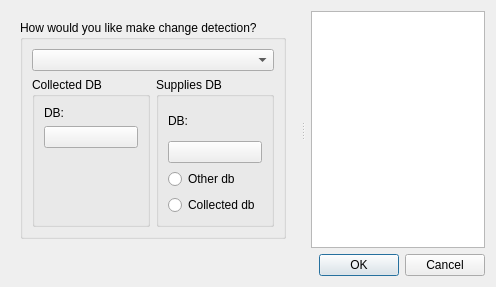
Before: the Qt Designer form asistente_ladm_col/ui/change_detection/dlg_change_detection_settings.ui in SwissTierrasColombia/Asistente-LADM-COL, drawn with Qt 5.
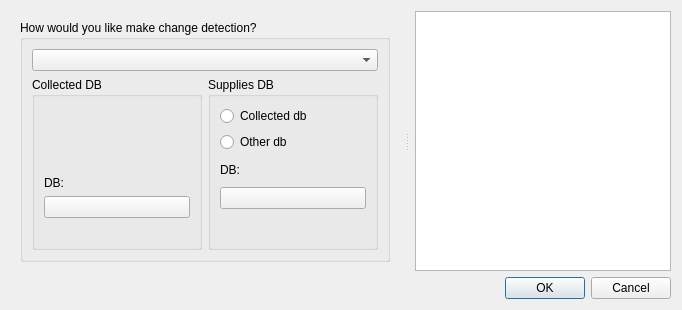
After: the same form once the commit is applied. Icons and pictures are not drawn.

Commit message: Change detection settings dialog was created

```diff
--- a/asistente_ladm_col/ui/change_detection/dlg_change_detection_settings.ui
+++ b/asistente_ladm_col/ui/change_detection/dlg_change_detection_settings.ui
@@ -6,14 +6,24 @@
    <rect>
     <x>0</x>
     <y>0</y>
-    <width>496</width>
-    <height>287</height>
+    <width>682</width>
+    <height>310</height>
    </rect>
   </property>
   <property name="windowTitle">
    <string>Change Detection Settings</string>
   </property>
   <layout class="QGridLayout" name="gridLayout">
+   <item row="1" column="0">
+    <widget class="QDialogButtonBox" name="buttonBox">
+     <property name="orientation">
+      <enum>Qt::Horizontal</enum>
+     </property>
+     <property name="standardButtons">
+      <set>QDialogButtonBox::Cancel|QDialogButtonBox::Ok</set>
+     </property>
+    </widget>
+   </item>
    <item row="0" column="0">
     <widget class="QSplitter" name="splitter">
      <property name="sizePolicy">
@@ -30,11 +40,17 @@
      </property>
      <widget class="QFrame" name="frame">
       <property name="sizePolicy">
-       <sizepolicy hsizetype="Expanding" vsizetype="Expanding">
+       <sizepolicy hsizetype="Fixed" vsizetype="Fixed">
         <horstretch>2</horstretch>
         <verstretch>0</verstretch>
        </sizepolicy>
       </property>
+      <property name="maximumSize">
+       <size>
+        <width>450</width>
+        <height>450</height>
+       </size>
+      </property>
       <layout class="QGridLayout" name="gridLayout_4">
        <item row="0" column="0">
         <widget class="QGroupBox" name="gbx_page1">
@@ -58,35 +74,6 @@
                  <string>Collected DB</string>
                 </property>
                 <layout class="QVBoxLayout" name="verticalLayout_2">
-                 <item>
-                  <layout class="QHBoxLayout" name="horizontalLayout">
-                   <item>
-                    <widget class="QLabel" name="label_3">
-                     <property name="text">
-                      <string>DB:</string>
-                     </property>
-                    </widget>
-                   </item>
-                   <item>
-                    <widget class="QLabel" name="db_collected_connect_label">
-                     <property name="text">
-                      <string/>
-                     </property>
-                    </widget>
-                   </item>
-                  </layout>
-                 </item>
-                 <item>
-                  <widget class="QPushButton" name="btn_collected_db">
-                   <property name="text">
-                    <string/>
-                   </property>
-                   <property name="icon">
-                    <iconset>
-                     <normaloff>:/Asistente-LADM_COL/resources/images/db_edit.svg</normaloff>:/Asistente-LADM_COL/resources/images/db_edit.svg</iconset>
-                   </property>
-                  </widget>
-                 </item>
                  <item>
                   <spacer name="verticalSpacer">
                    <property name="orientation">
@@ -100,6 +87,60 @@
                    </property>
                   </spacer>
                  </item>
+                 <item>
+                  <layout class="QGridLayout" name="gridLayout_5">
+                   <item row="0" column="1">
+                    <widget class="QLabel" name="db_collected_connect_label">
+                     <property name="text">
+                      <string/>
+                     </property>
+                     <property name="wordWrap">
+                      <bool>true</bool>
+                     </property>
+                    </widget>
+                   </item>
+                   <item row="0" column="0">
+                    <widget class="QLabel" name="label_3">
+                     <property name="sizePolicy">
+                      <sizepolicy hsizetype="Fixed" vsizetype="Preferred">
+                       <horstretch>0</horstretch>
+                       <verstretch>0</verstretch>
+                      </sizepolicy>
+                     </property>
+                     <property name="text">
+                      <string>DB:</string>
+                     </property>
+                    </widget>
+                   </item>
+                  </layout>
+                 </item>
+                 <item>
+                  <widget class="QPushButton" name="btn_collected_db">
+                   <property name="text">
+                    <string/>
+                   </property>
+                   <property name="icon">
+                    <iconset>
+                     <normaloff>:/Asistente-LADM_COL/resources/images/db_edit.svg</normaloff>:/Asistente-LADM_COL/resources/images/db_edit.svg</iconset>
+                   </property>
+                  </widget>
+                 </item>
+                 <item>
+                  <widget class="QLabel" name="lb_msg_collected">
+                   <property name="font">
+                    <font>
+                     <weight>50</weight>
+                     <bold>false</bold>
+                    </font>
+                   </property>
+                   <property name="text">
+                    <string/>
+                   </property>
+                   <property name="wordWrap">
+                    <bool>true</bool>
+                   </property>
+                  </widget>
+                 </item>
                 </layout>
                </widget>
               </item>
@@ -114,19 +155,42 @@
                 </property>
                 <layout class="QVBoxLayout" name="verticalLayout">
                  <item>
-                  <layout class="QHBoxLayout" name="horizontalLayout_6">
-                   <item>
+                  <widget class="QRadioButton" name="radio_button_same_db">
+                   <property name="text">
+                    <string>Collected db</string>
+                   </property>
+                  </widget>
+                 </item>
+                 <item>
+                  <widget class="QRadioButton" name="radio_button_other_db">
+                   <property name="text">
+                    <string>Other db</string>
+                   </property>
+                  </widget>
+                 </item>
+                 <item>
+                  <layout class="QGridLayout" name="gridLayout_7">
+                   <item row="0" column="0">
                     <widget class="QLabel" name="label_4">
+                     <property name="sizePolicy">
+                      <sizepolicy hsizetype="Fixed" vsizetype="Preferred">
+                       <horstretch>0</horstretch>
+                       <verstretch>0</verstretch>
+                      </sizepolicy>
+                     </property>
                      <property name="text">
                       <string>DB:</string>
                      </property>
                     </widget>
                    </item>
-                   <item>
+                   <item row="0" column="1">
                     <widget class="QLabel" name="db_supplies_connect_label">
                      <property name="text">
                       <string/>
                      </property>
+                     <property name="wordWrap">
+                      <bool>true</bool>
+                     </property>
                     </widget>
                    </item>
                   </layout>
@@ -143,16 +207,18 @@
                   </widget>
                  </item>
                  <item>
-                  <widget class="QRadioButton" name="radio_button_other_db">
-                   <property name="text">
-                    <string>Other db</string>
+                  <widget class="QLabel" name="lb_msg_supplies">
+                   <property name="font">
+                    <font>
+                     <weight>50</weight>
+                     <bold>false</bold>
+                    </font>
                    </property>
-                  </widget>
-                 </item>
-                 <item>
-                  <widget class="QRadioButton" name="radio_button_same_db">
                    <property name="text">
-                    <string>Collected db</string>
+                    <string/>
+                   </property>
+                   <property name="wordWrap">
+                    <bool>true</bool>
                    </property>
                   </widget>
                  </item>
@@ -171,13 +237,19 @@
        </item>
       </layout>
      </widget>
-     <widget class="QTextBrowser" name="txt_help_page_1">
+     <widget class="QTextBrowser" name="txt_help_page">
       <property name="sizePolicy">
-       <sizepolicy hsizetype="Expanding" vsizetype="Expanding">
+       <sizepolicy hsizetype="MinimumExpanding" vsizetype="Preferred">
         <horstretch>0</horstretch>
         <verstretch>0</verstretch>
        </sizepolicy>
       </property>
+      <property name="minimumSize">
+       <size>
+        <width>200</width>
+        <height>0</height>
+       </size>
+      </property>
       <property name="accessibleName">
        <string/>
       </property>
@@ -187,29 +259,6 @@
      </widget>
     </widget>
    </item>
-   <item row="1" column="0">
-    <widget class="QDialogButtonBox" name="buttonBox">
-     <property name="orientation">
-      <enum>Qt::Horizontal</enum>
-     </property>
-     <property name="standardButtons">
-      <set>QDialogButtonBox::Cancel|QDialogButtonBox::Ok</set>
-     </property>
-    </widget>
-   </item>
-   <item row="0" column="1">
-    <spacer name="horizontalSpacer">
-     <property name="orientation">
-      <enum>Qt::Horizontal</enum>
-     </property>
-     <property name="sizeHint" stdset="0">
-      <size>
-       <width>40</width>
-       <height>20</height>
-      </size>
-     </property>
-    </spacer>
-   </item>
   </layout>
  </widget>
  <resources/>
```
The commit also changes 8 other files.
